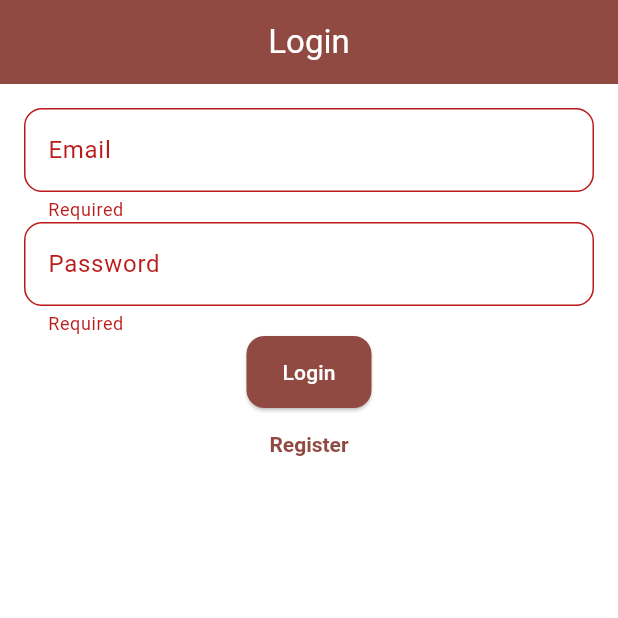
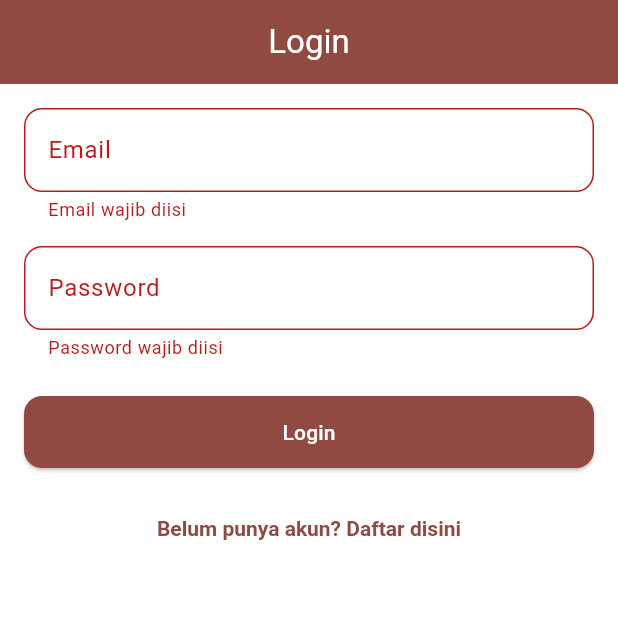
Before and after one commit to Arafian01/Cashierly, a Flutter app: the screen it shows after launch, after a tap on "Login", on a phone screen of 412 x 824 dp, the top half of it. Run offline on Flutter 3.47's test engine with Material 3 defaults, Android fonts, the phone set to English and light mode, and no system bars; our stand-ins replace cloud_firestore, firebase_auth, firebase_core; accounts and stored records are empty.

Commit message:
Update login_screen.dart

```diff
--- a/lib/screens/login_screen.dart
+++ b/lib/screens/login_screen.dart
@@ -10,7 +10,6 @@ class LoginScreen extends StatefulWidget {
   @override
   State<LoginScreen> createState() => _LoginScreenState();
 }
-
 class _LoginScreenState extends State<LoginScreen> {
   final _formKey = GlobalKey<FormState>();
   String _email = '';
@@ -18,7 +17,8 @@ class _LoginScreenState extends State<LoginScreen> {
 
   @override
   Widget build(BuildContext context) {
-    final authProvider = Provider.of<AuthProvider>(context);
+    return Consumer<AuthProvider>(
+      builder: (context, authProvider, child) {
         return Scaffold(
           appBar: AppBar(title: const Text('Login')),
           body: Padding(
@@ -27,38 +27,74 @@ class _LoginScreenState extends State<LoginScreen> {
               key: _formKey,
               child: Column(
                 children: [
+                  // Error message display
+                  if (authProvider.errorMessage != null)
+                    Container(
+                      width: double.infinity,
+                      margin: const EdgeInsets.only(bottom: 16),
+                      padding: const EdgeInsets.all(12),
+                      decoration: BoxDecoration(
+                        color: Colors.red.shade50,
+                        borderRadius: BorderRadius.circular(8),
+                        border: Border.all(color: Colors.red.shade200),
+                      ),
+                      child: Row(
+                        children: [
+                          Icon(Icons.error_outline, color: Colors.red.shade700),
+                          const SizedBox(width: 8),
+                          Expanded(
+                            child: Text(
+                              authProvider.errorMessage!,
+                              style: TextStyle(color: Colors.red.shade700),
+                            ),
+                          ),
+                          IconButton(
+                            icon: const Icon(Icons.close),
+                            onPressed: () => authProvider.clearError(),
+                            color: Colors.red.shade700,
+                          ),
+                        ],
+                      ),
+                    ),
                   TextFormField(
                     decoration: const InputDecoration(labelText: 'Email'),
-                validator: (val) => val!.isEmpty ? 'Required' : null,
+                    validator: (val) => val!.isEmpty ? 'Email wajib diisi' : null,
                     onChanged: (val) => _email = val,
                   ),
+                  const SizedBox(height: 16),
                   TextFormField(
                     decoration: const InputDecoration(labelText: 'Password'),
                     obscureText: true,
-                validator: (val) => val!.isEmpty ? 'Required' : null,
+                    validator: (val) => val!.isEmpty ? 'Password wajib diisi' : null,
                     onChanged: (val) => _password = val,
                   ),
-              ElevatedButton(
+                  const SizedBox(height: 24),
+                  SizedBox(
+                    width: double.infinity,
+                    child: ElevatedButton(
                       onPressed: () async {
                         if (_formKey.currentState!.validate()) {
                           bool success = await authProvider.login(_email, _password);
                           if (success) {
+                            if (!context.mounted) return;
                             Navigator.pushReplacement(context, MaterialPageRoute(builder: (_) => const DashboardScreen()));
-                    } else {
-                      ScaffoldMessenger.of(context).showSnackBar(const SnackBar(content: Text('Login failed')));
                           }
                         }
                       },
                       child: const Text('Login'),
                     ),
+                  ),
+                  const SizedBox(height: 16),
                   TextButton(
                     onPressed: () => Navigator.push(context, MaterialPageRoute(builder: (_) => const RegisterScreen())),
-                child: const Text('Register'),
+                    child: const Text('Belum punya akun? Daftar disini'),
                   ),
                 ],
               ),
             ),
           ),
         );
+      },
+    );
   }
 }
```
Lines whose indentation alone changed are shown as unchanged.
